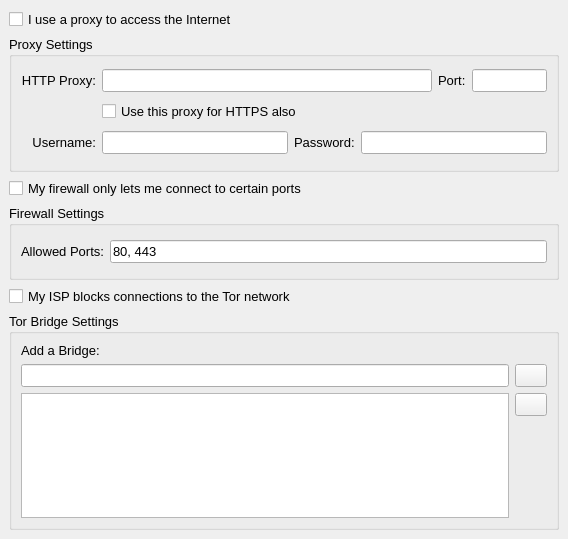
a-ilin/vidalia, file src/gui/config/networkpage.ui: the form before one commit.
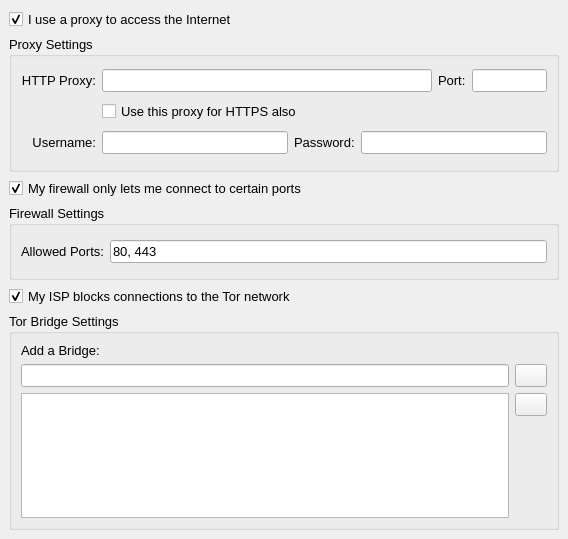
The form after the commit. Icons and pictures are not drawn.

Commit message:
r1987@lysithea:  edmanm | 2007-09-30 17:14:11 -0400  Pick better names for a couple of the 'Network' config page widgets and make  the checkboxes checked by default in the .ui file, since the groups are all  initially visible. (Note: This does *not* mean all of these settings will be  enabled by default; they may be hidden/disabled when the saved settings are  loaded.)
svn:r1959

What changed in the file:
```diff
--- a/src/gui/config/networkpage.ui
+++ b/src/gui/config/networkpage.ui
@@ -29,6 +29,9 @@
      <property name="text" >
       <string>I use a proxy to access the Internet</string>
      </property>
+     <property name="checked" >
+      <bool>true</bool>
+     </property>
     </widget>
    </item>
    <item>
@@ -178,7 +181,7 @@
       <string>My firewall only lets me connect to certain ports</string>
      </property>
      <property name="checked" >
-      <bool>false</bool>
+      <bool>true</bool>
      </property>
     </widget>
    </item>
@@ -233,6 +236,9 @@
      <property name="text" >
       <string>My ISP blocks connections to the Tor network</string>
      </property>
+     <property name="checked" >
+      <bool>true</bool>
+     </property>
     </widget>
    </item>
    <item>
```
Left out of the diff: 38 changed lines with no effect on the pictures.
